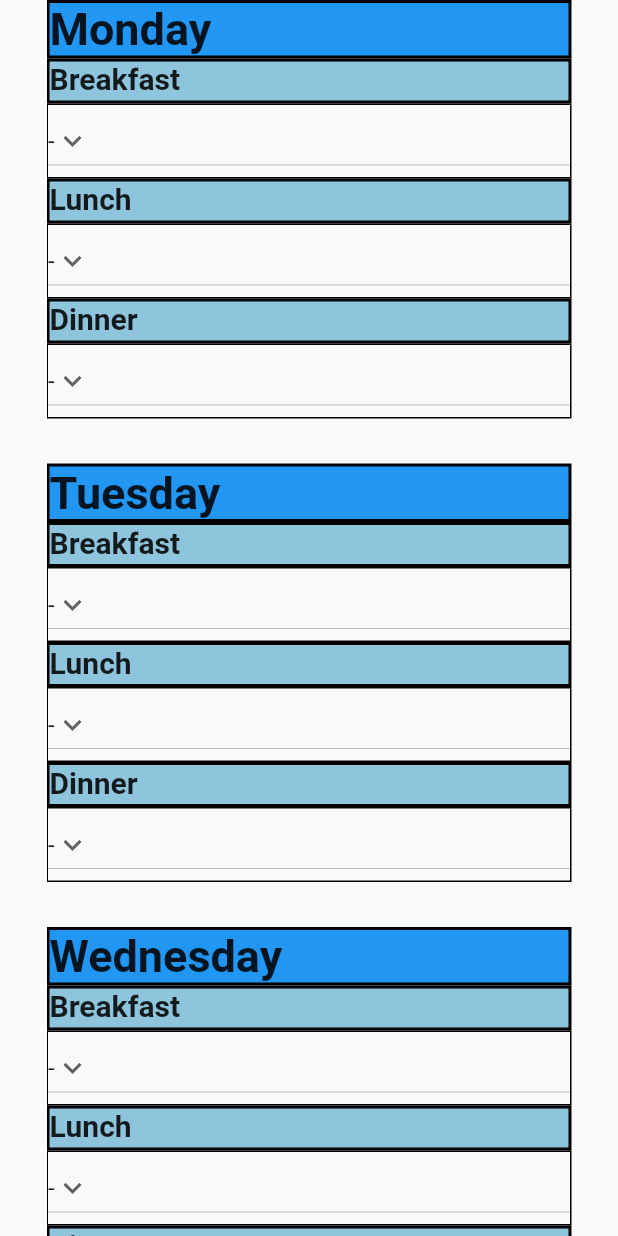
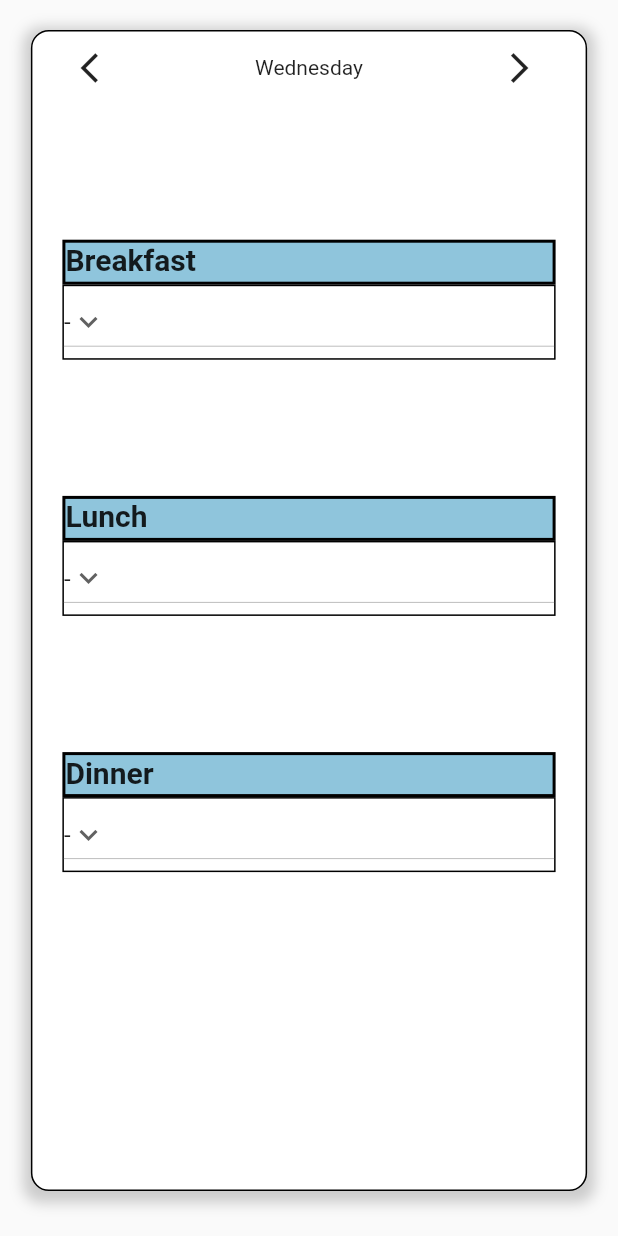
Before and after one commit to oisinfarrell00/Meal-Plan-App, a Flutter app: the WeeklyMealPlanSelecter screen opened directly, on a phone screen of 412 x 824 dp. Run offline on Flutter 3.47's test engine with Material 2 defaults, Android fonts, the light colour scheme and no system bars; our stand-ins replace cloud_firestore, firebase_core; accounts and stored records are empty.

Commit message:
changed meal selection to be per day via a day card rather than a scrollable form. Next step is to allow multiple meals and fix that ugly ui

```diff
--- a/meal_plan_app/lib/widgets/weekly_plan_selecter.dart
+++ b/meal_plan_app/lib/widgets/weekly_plan_selecter.dart
@@ -1,6 +1,7 @@
 import 'package:flutter/material.dart';
 import 'package:meal_plan_app/widgets/meal_dropdown_widget.dart';
 import 'package:cloud_firestore/cloud_firestore.dart';
+import 'package:intl/intl.dart';
 
 import '../assets/constants.dart' as constants;
 
@@ -14,23 +15,10 @@ class WeeklyMealPlanSelecter extends StatefulWidget {
 class _WeeklyMealPlanSelecterState extends State<WeeklyMealPlanSelecter> {
   Widget dayTile(String day) {
     int dayIndex = getDayIndex(day);
-    return Column(
-      mainAxisAlignment: MainAxisAlignment.center,
+    return Expanded(
+      child: Column(
+        mainAxisAlignment: MainAxisAlignment.spaceEvenly,
         children: [
-        Container(
-          width: constants.CONTENT_WIDTH,
-          decoration: BoxDecoration(
-            color: Colors.blue,
-            border: Border.all(
-              color: Colors.black,
-              width: 2.0,
-            ),
-          ),
-          child: Text(
-            day,
-            style: constants.DAY_HEADER_TEXT_STYLE,
-          ),
-        ),
           mealTile("Breakfast", dayIndex, constants.breakfast),
           mealTile("Lunch", dayIndex, constants.lunch),
           mealTile("Dinner", dayIndex, constants.dinner),
@@ -38,9 +26,11 @@ class _WeeklyMealPlanSelecterState extends State<WeeklyMealPlanSelecter> {
             height: 30,
           )
         ],
+      ),
     );
   }
 
+  // This needs to posses the ability  to hold multiple meals.
   Widget mealTile(String meal, int dayIndex, int mealIndex) {
     return Column(
       children: [
@@ -118,22 +108,82 @@ class _WeeklyMealPlanSelecterState extends State<WeeklyMealPlanSelecter> {
     }
   }
 
+  String getDayString(int dayIndex) {
+    switch (dayIndex) {
+      case constants.monday:
+        return 'Monday';
+      case constants.tuesday:
+        return 'Tuesday';
+      case constants.wednesday:
+        return 'Wednesday';
+      case constants.thursday:
+        return 'Thursday';
+      case constants.friday:
+        return 'Friday';
+      case constants.saturday:
+        return 'Saturday';
+      default:
+        return 'Sunday';
+    }
+  }
+
+  var displayIndex = 0;
+  var today = DateFormat('EEEE').format(DateTime.now());
+
+  @override
+  void initState() {
+    super.initState();
+    displayIndex = getDayIndex(today);
+  }
+
   @override
   Widget build(BuildContext context) {
     return Scaffold(
-      body: Center(
-        child: SingleChildScrollView(
+      body: Padding(
+        padding: const EdgeInsets.only(top: 20.0, bottom: 30.0),
+        child: Center(
+          child: Container(
+            width: MediaQuery.of(context).size.width * 0.9,
+            padding: const EdgeInsets.only(left: 20, right: 20),
+            decoration: BoxDecoration(
+              borderRadius: BorderRadius.circular(12.0),
+              border: Border.all(),
+              color: Colors.white,
+              boxShadow: [
+                BoxShadow(
+                  color: Colors.grey.withOpacity(0.5),
+                  spreadRadius: 5,
+                  blurRadius: 7,
+                  offset: const Offset(0, 3),
+                ),
+              ],
+            ),
             child: Column(
-            mainAxisAlignment: MainAxisAlignment.center,
+              mainAxisAlignment: MainAxisAlignment.start,
               children: [
-              dayTile("Monday"),
-              dayTile("Tuesday"),
-              dayTile("Wednesday"),
-              dayTile("Thursday"),
-              dayTile("Friday"),
-              dayTile("Saturday"),
-              dayTile("Sunday")
+                Row(
+                  mainAxisAlignment: MainAxisAlignment.spaceBetween,
+                  children: [
+                    IconButton(
+                        onPressed: () {
+                          setState(() {
+                            displayIndex = (displayIndex - 1) % 7;
+                          });
+                        },
+                        icon: const Icon(Icons.arrow_back_ios)),
+                    Text(getDayString(displayIndex)),
+                    IconButton(
+                        onPressed: () {
+                          setState(() {
+                            displayIndex = (displayIndex + 1) % 7;
+                          });
+                        },
+                        icon: const Icon(Icons.arrow_forward_ios)),
                   ],
+                ),
+                dayTile(getDayString(displayIndex)),
+              ],
+            ),
           ),
         ),
       ),
```
Also changed, not shown: meal_plan_app/lib/widgets/day_meal_display_widget.dart (+37 -11 lines). Lines whose indentation alone changed are shown as unchanged.
